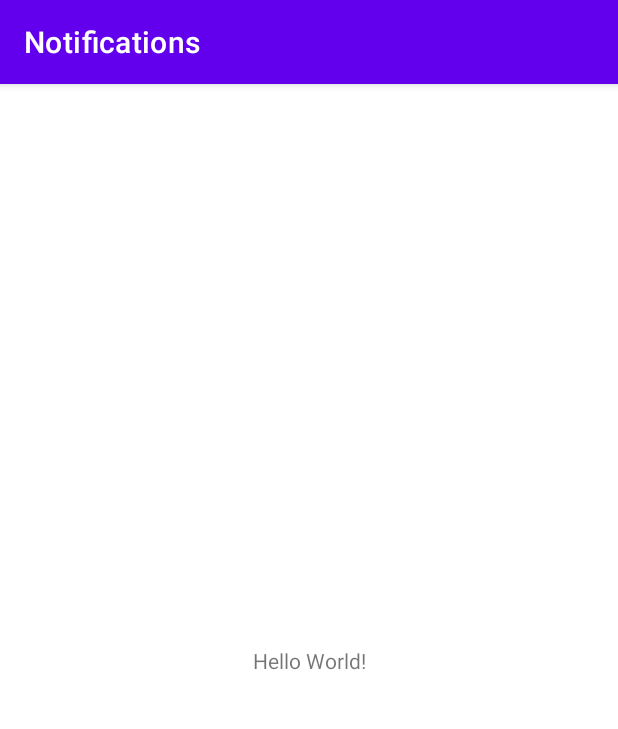
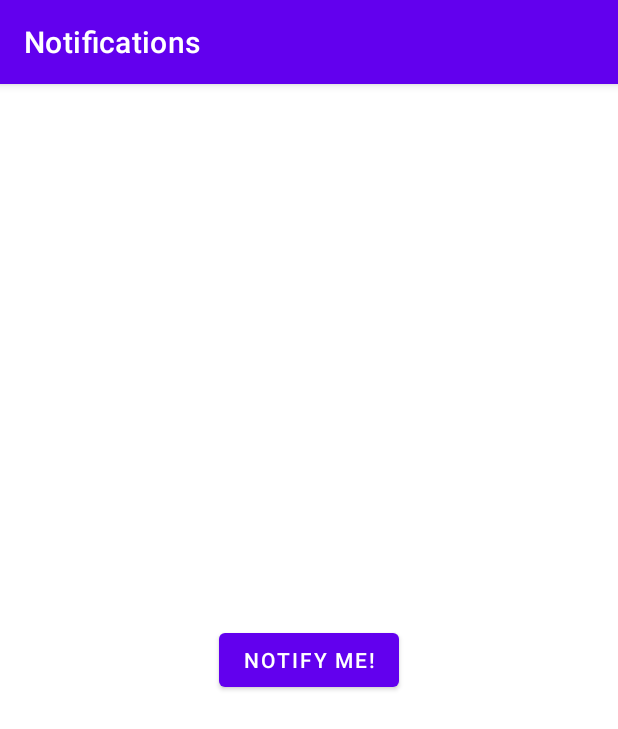
Before and after one commit to FGuyet/random-tests, an Android app: the screen it shows after launch (MainActivity), on a phone screen of 412 x 824 dp. Shown: the top 729 px of the screen. Run offline under Robolectric (Android 15) with nearby library versions, the phone set to English and light mode, and no system bars.

Commit message:
Simple notification

```diff
--- a/Tests Android/Notifications/app/build.gradle
+++ b/Tests Android/Notifications/app/build.gradle
@@ -33,7 +33,7 @@
 }
 
 dependencies {
-
+    apply plugin: 'kotlin-android-extensions'
     implementation "org.jetbrains.kotlin:kotlin-stdlib:$kotlin_version"
     implementation 'androidx.core:core-ktx:1.3.2'
     implementation 'androidx.appcompat:appcompat:1.2.0'
--- a/Tests Android/Notifications/app/src/main/java/com/fguyet/notifications/MainActivity.kt
+++ b/Tests Android/Notifications/app/src/main/java/com/fguyet/notifications/MainActivity.kt
@@ -1,11 +1,56 @@
 package com.fguyet.notifications
 
+import android.app.NotificationChannel
+import android.app.NotificationManager
+import android.graphics.Color
+import android.os.Bundle
 import androidx.appcompat.app.AppCompatActivity
-import android.os.Bundle
+import androidx.core.app.NotificationCompat
+import kotlinx.android.synthetic.main.activity_main.*
 
 class MainActivity : AppCompatActivity() {
+
+    private lateinit var mNotifyManager: NotificationManager
+
     override fun onCreate(savedInstanceState: Bundle?) {
         super.onCreate(savedInstanceState)
         setContentView(R.layout.activity_main)
+
+        notify_button.setOnClickListener { sendNotification() }
+
+        createNotificationChannel()
+    }
+
+    private fun sendNotification() {
+        val notifyBuilder = getNotificationBuilder()
+        mNotifyManager.notify(NOTIFICATION_ID, notifyBuilder.build())
+    }
+
+    private fun getNotificationBuilder() = NotificationCompat.Builder(this, PRIMARY_CHANNEL_ID)
+        .setContentTitle("You've been notified!")
+        .setContentText("This is the notification text.")
+        .setSmallIcon(R.drawable.ic_android)
+
+    private fun createNotificationChannel() {
+        mNotifyManager = getSystemService(NOTIFICATION_SERVICE) as NotificationManager
+
+        if (android.os.Build.VERSION.SDK_INT >= android.os.Build.VERSION_CODES.O) {
+            val notificationChannel = NotificationChannel(
+                PRIMARY_CHANNEL_ID,
+                "Primary notification channel",
+                NotificationManager.IMPORTANCE_HIGH
+            ).apply {
+                enableLights(true)
+                lightColor = Color.RED
+                enableVibration(true)
+                description = "This is the description."
+            }
+            mNotifyManager.createNotificationChannel(notificationChannel)
+        }
+    }
+
+    companion object {
+        private const val PRIMARY_CHANNEL_ID = "primary_notification_channel"
+        private const val NOTIFICATION_ID = 0
     }
 }
--- /dev/null
+++ b/Tests Android/Notifications/app/src/main/res/drawable-anydpi/ic_android.xml
@@ -0,0 +1,15 @@
+<vector xmlns:android="http://schemas.android.com/apk/res/android"
+    android:width="24dp"
+    android:height="24dp"
+    android:viewportWidth="24"
+    android:viewportHeight="24"
+    android:tint="#FFFFFF">
+  <group android:scaleX="0.92"
+      android:scaleY="0.92"
+      android:translateX="0.96"
+      android:translateY="0.96">
+      <path
+          android:pathData="M17.6,11.48 L19.44,8.3a0.63,0.63 0,0 0,-1.09 -0.63l-1.88,3.24a11.43,11.43 0,0 0,-8.94 0L5.65,7.67a0.63,0.63 0,0 0,-1.09 0.63L6.4,11.48A10.81,10.81 0,0 0,1 20L23,20A10.81,10.81 0,0 0,17.6 11.48ZM7,17.25A1.25,1.25 0,1 1,8.25 16,1.25 1.25,0 0,1 7,17.25ZM17,17.25A1.25,1.25 0,1 1,18.25 16,1.25 1.25,0 0,1 17,17.25Z"
+          android:fillColor="#FF000000"/>
+  </group>
+</vector>
--- a/Tests Android/Notifications/app/src/main/res/layout/activity_main.xml
+++ b/Tests Android/Notifications/app/src/main/res/layout/activity_main.xml
@@ -5,11 +5,11 @@
     android:layout_width="match_parent"
     android:layout_height="match_parent"
     tools:context=".MainActivity">
-
-    <TextView
+    <Button
+        android:id="@+id/notify_button"
         android:layout_width="wrap_content"
         android:layout_height="wrap_content"
-        android:text="Hello World!"
+        android:text="Notify Me!"
         app:layout_constraintBottom_toBottomOf="parent"
         app:layout_constraintLeft_toLeftOf="parent"
         app:layout_constraintRight_toRightOf="parent"
```
Also changed, not shown: Tests Android/Notifications/app/src/main/res/drawable-hdpi/ic_android.png (added), Tests Android/Notifications/app/src/main/res/drawable-mdpi/ic_android.png (added), Tests Android/Notifications/app/src/main/res/drawable-xhdpi/ic_android.png (added), Tests Android/Notifications/app/src/main/res/drawable-xxhdpi/ic_android.png (added), 1 other file.
